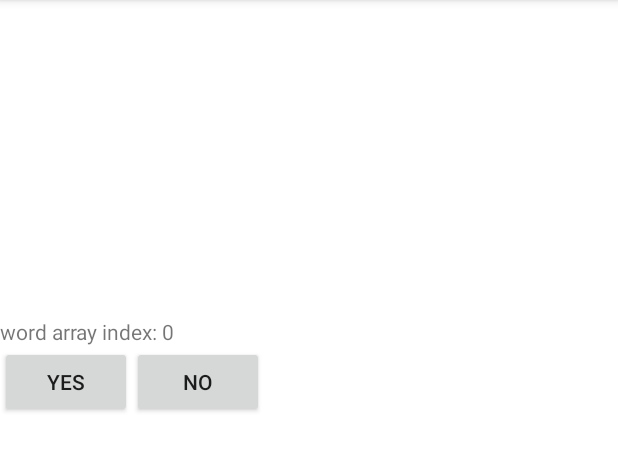
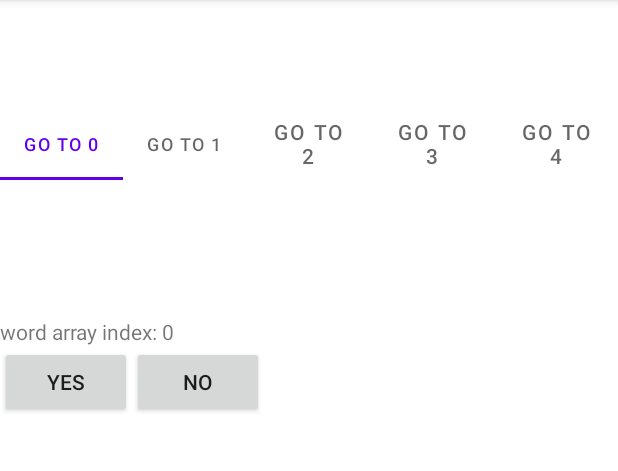
Before and after one commit to Raccoon15834/WordSwiper, an Android app: the screen it shows after launch (MainActivity), on a phone screen of 412 x 824 dp, the part 84-555 px from its top. Run offline under Robolectric (Android 15) with nearby library versions, the light colour scheme and no system bars.

Commit message:
added chord class

```diff
--- /dev/null
+++ b/app/src/main/java/das/anusha/wordswiper/Chord.java
@@ -0,0 +1,11 @@
+package das.anusha.wordswiper;
+
+public class Chord {
+    int[] available;
+    int sound;
+    String base;
+    //will play sound, and show check or x on buttons
+    public Chord(String base){
+
+    }
+}
--- a/app/src/main/java/das/anusha/wordswiper/MainActivity.java
+++ b/app/src/main/java/das/anusha/wordswiper/MainActivity.java
@@ -28,6 +28,11 @@ public class MainActivity extends AppCompatActivity {
         //pass yourself so adaptor attaches to thiss activity
         myFragAdater = new MyFragAdapter(this);
         swipeScrn.setAdapter(myFragAdater);
+        //set up chord identities
+        String[] chordBases = getResources().getStringArray(R.array.chordbases);
+        Chord[] myChords=  new Chord[chordBases.length];
+        for(int i=0; i<myChords.length; i++)
+            myChords[i] = new Chord(chordBases[i]);
     }
 
     private class MyFragAdapter extends FragmentStateAdapter {
--- a/app/src/main/java/das/anusha/wordswiper/MainFragment.java
+++ b/app/src/main/java/das/anusha/wordswiper/MainFragment.java
@@ -14,6 +14,7 @@ import androidx.fragment.app.Fragment;
 import androidx.viewpager2.widget.ViewPager2;
 
 import com.google.android.material.tabs.TabLayout;
+import com.google.android.material.tabs.TabLayoutMediator;
 
 public class MainFragment extends Fragment {
     ViewPager2 parentScrn;
@@ -41,5 +42,10 @@ public class MainFragment extends Fragment {
         //access text
         TextView wordTxt = view.findViewById(R.id.words);
         wordTxt.setText("word array index: "+ position);
+        //can access parent activity layout
+        TabLayout fragBar = getActivity().findViewById(R.id.fragPicker);
+        //connects tabs to viewpager called parent scrn
+        new TabLayoutMediator(fragBar, parentScrn, (tab, position1) -> tab.setText("Go to " + position1)).attach();
     }
+
 }
--- a/app/src/main/res/values/colors.xml
+++ b/app/src/main/res/values/colors.xml
@@ -7,4 +7,10 @@
     <color name="teal_700">#FF018786</color>
     <color name="black">#FF000000</color>
     <color name="white">#FFFFFFFF</color>
+    <!--https://htmlcolorcodes.com/-->
+    <color name="yellow">#FFC300</color>
+    <color name="orange">#FF5733</color>
+    <color name="red">#C70039</color>
+    <color name="maroon">#900C3F</color>
+    <color name="purple">#581845</color>
 </resources>
--- a/app/src/main/res/values/strings.xml
+++ b/app/src/main/res/values/strings.xml
@@ -2,4 +2,25 @@
     <string name="app_name">WordSwiper</string>
     <string name="no">no</string>
     <string name="yes">yes</string>
+    <string name="title">Chord Extensions</string>
+    <string name="directions">Is the following note, an available chord tension?
+        They are all C chords in context. (Don't include if already part of chord)</string>
+    <string name="explanation">Four Notes create the chord tone. Like dominant, diminished, augmented, etc.
+    Then you can add 9ths, 11ths and 13ths as tensions. The 11 may sometimes be sharp, and the </string>
+    <string-array name="chordbases">
+        <item>CMaj7: C E G B</item>
+        <item>Cm7: C Eb G Bb</item>
+        <item>Augmented: C Eb Gb Bb</item>
+        <item>CmMaj7: C Eb G B</item>
+        <item>CMaj+7 or raised 5th: CAGB</item>
+        <item>Diminished: C Eb Gb A</item>
+    </string-array>
+    <string-array name="extensions">
+        <item>9: D</item>
+        <item>11: F</item>
+        <item>#11: F#</item>
+        <item>b13: Ab</item>
+        <item>13: A</item>
+        <item>7: B</item>
+    </string-array>
 </resources>
```
